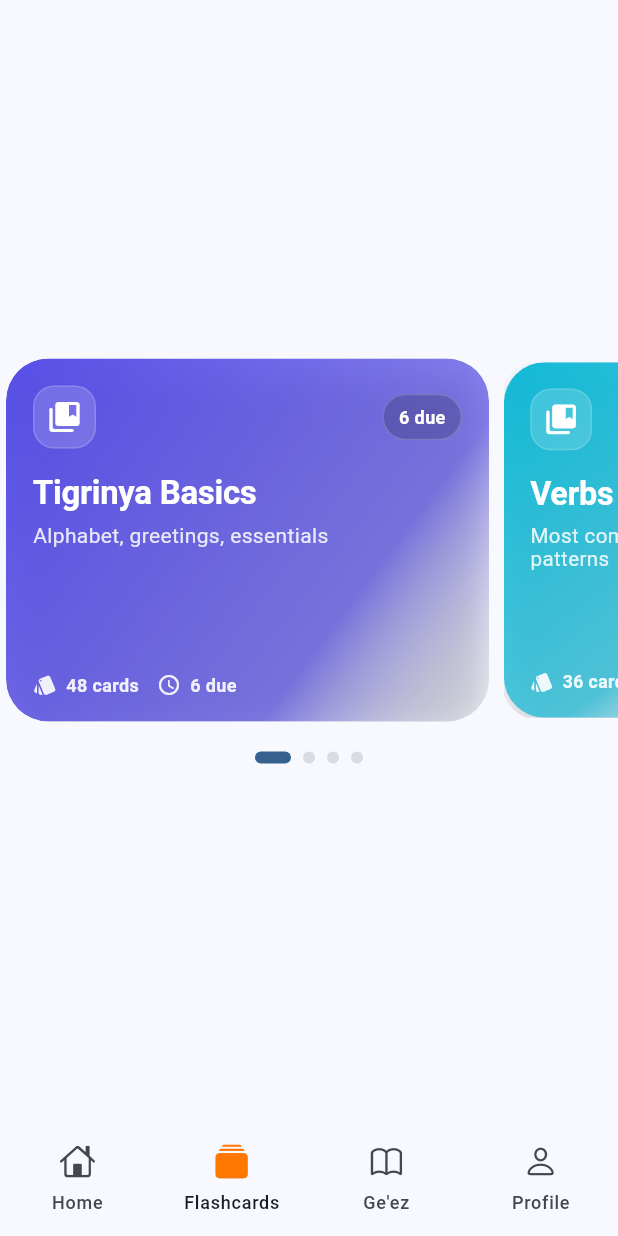
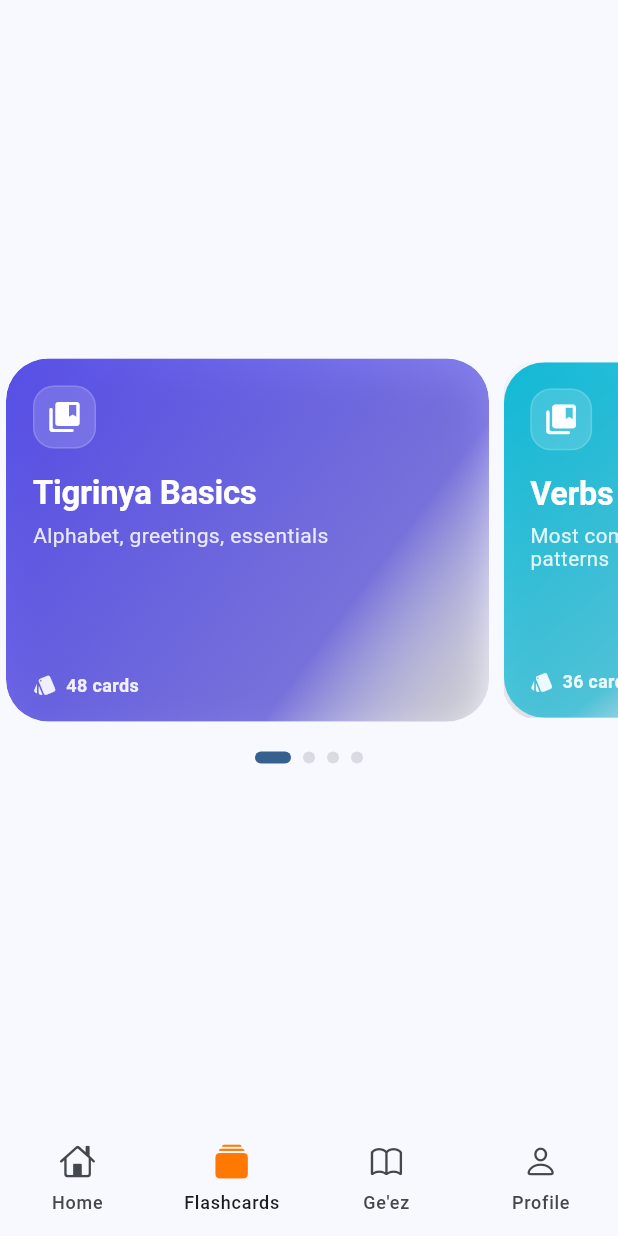
Before and after one commit to adonaitewolde/kemey_app, a Flutter app: the screen it shows after launch, item 2 of the bottom bar chosen, on a phone screen of 412 x 824 dp. Run offline on Flutter 3.47's test engine with Material 3 defaults, Android fonts, the phone set to English and light mode, and no system bars; our stand-ins replace flutter_dotenv, flutter_riverpod, supabase_flutter; accounts and stored records are empty.

```diff
--- a/lib/main.dart
+++ b/lib/main.dart
@@ -18,7 +18,7 @@ class MainApp extends StatelessWidget {
   Widget build(BuildContext context) {
     return MaterialApp(
       debugShowCheckedModeBanner: false,
-      title: 'Kemey App',
+      title: 'Kemey',
       theme: ThemeData(
         colorScheme: ColorScheme.fromSeed(seedColor: Colors.blue),
         useMaterial3: true,
--- a/lib/models/flashcard_set.dart
+++ b/lib/models/flashcard_set.dart
@@ -7,7 +7,6 @@ class FlashcardSet {
     required this.title,
     required this.description,
     required this.cardCount,
-    required this.dueCount,
     required this.accentColor,
   });
 
@@ -15,6 +14,5 @@ class FlashcardSet {
   final String title;
   final String description;
   final int cardCount;
-  final int dueCount;
   final Color accentColor;
 }
--- a/lib/providers/flashcard_sets_provider.dart
+++ b/lib/providers/flashcard_sets_provider.dart
@@ -10,7 +10,6 @@ final flashcardSetsProvider = Provider<List<FlashcardSet>>((ref) {
       title: 'Tigrinya Basics',
       description: 'Alphabet, greetings, essentials',
       cardCount: 48,
-      dueCount: 6,
       accentColor: Color(0xFF4F46E5), // Indigo
     ),
     FlashcardSet(
@@ -18,7 +17,6 @@ final flashcardSetsProvider = Provider<List<FlashcardSet>>((ref) {
       title: 'Verbs — Level 1',
       description: 'Most common verbs + patterns',
       cardCount: 36,
-      dueCount: 0,
       accentColor: Color(0xFF06B6D4), // Cyan
     ),
     FlashcardSet(
@@ -26,7 +24,6 @@ final flashcardSetsProvider = Provider<List<FlashcardSet>>((ref) {
       title: 'Food & Travel',
       description: 'Ordering, directions, places',
       cardCount: 28,
-      dueCount: 3,
       accentColor: Color(0xFF10B981), // Emerald
     ),
     FlashcardSet(
@@ -34,7 +31,6 @@ final flashcardSetsProvider = Provider<List<FlashcardSet>>((ref) {
       title: 'Geez Letters',
       description: 'Recognition + writing practice',
       cardCount: 72,
-      dueCount: 12,
       accentColor: Color(0xFFF97316), // Orange
     ),
   ];
--- a/lib/screens/geez_screen.dart
+++ b/lib/screens/geez_screen.dart
@@ -18,14 +18,9 @@ class GeezScreen extends StatelessWidget {
     return FutureBuilder<PostgrestList>(
       future: GeezService.getBaseLetters(),
       builder: (context, snapshot) {
-        if (snapshot.connectionState == ConnectionState.waiting) {
-          return const Center(child: CircularProgressIndicator());
-        }
-
         if (snapshot.hasError) {
           return Center(child: Text('Error: ${snapshot.error}'));
         }
-
         final data = snapshot.data ?? [];
 
         return CustomScrollView(
--- /dev/null
+++ b/lib/services/flashcard_service.dart
@@ -0,0 +1,33 @@
+ import "package:flutter/material.dart";
+
+
+ Widget buildPageIndicators(
+    BuildContext context,
+    int currentPage,
+    int itemCount,
+  ) {
+    if (itemCount <= 1) return const SizedBox.shrink();
+    return Row(
+      mainAxisAlignment: MainAxisAlignment.center,
+      children: List.generate(
+        itemCount,
+        (index) => buildIndicator(context, index == currentPage),
+      ),
+    );
+  }
+
+  Widget buildIndicator(BuildContext context, bool isActive) {
+    final colorScheme = Theme.of(context).colorScheme;
+    return AnimatedContainer(
+      duration: const Duration(milliseconds: 300),
+      margin: const EdgeInsets.symmetric(horizontal: 4),
+      height: 8,
+      width: isActive ? 24 : 8,
+      decoration: BoxDecoration(
+        color: isActive
+            ? colorScheme.primary
+            : colorScheme.outlineVariant.withValues(alpha: 0.6),
+        borderRadius: BorderRadius.circular(4),
+      ),
+    );
+  }
--- a/lib/widgets/flashcard_carousel.dart
+++ b/lib/widgets/flashcard_carousel.dart
@@ -4,6 +4,7 @@ import 'package:kemey_app/models/flashcard_set.dart';
 import 'package:kemey_app/providers/flashcard_carousel_provider.dart';
 import 'package:kemey_app/providers/flashcard_sets_provider.dart';
 import 'package:kemey_app/utils/haptics.dart';
+import 'package:kemey_app/services/flashcard_service.dart';
 
 class FlashCardCarousel extends ConsumerWidget {
   const FlashCardCarousel({super.key});
@@ -58,41 +59,13 @@ class FlashCardCarousel extends ConsumerWidget {
           ),
         ),
         const SizedBox(height: 16),
-        _buildPageIndicators(context, safeCurrentPage, itemCount),
+        buildPageIndicators(context, safeCurrentPage, itemCount),
       ],
     );
   }
 
-  Widget _buildPageIndicators(
-    BuildContext context,
-    int currentPage,
-    int itemCount,
-  ) {
-    if (itemCount <= 1) return const SizedBox.shrink();
-    return Row(
-      mainAxisAlignment: MainAxisAlignment.center,
-      children: List.generate(
-        itemCount,
-        (index) => _buildIndicator(context, index == currentPage),
-      ),
-    );
-  }
 
-  Widget _buildIndicator(BuildContext context, bool isActive) {
-    final colorScheme = Theme.of(context).colorScheme;
-    return AnimatedContainer(
-      duration: const Duration(milliseconds: 300),
-      margin: const EdgeInsets.symmetric(horizontal: 4),
-      height: 8,
-      width: isActive ? 24 : 8,
-      decoration: BoxDecoration(
-        color: isActive
-            ? colorScheme.primary
-            : colorScheme.outlineVariant.withValues(alpha: 0.6),
-        borderRadius: BorderRadius.circular(4),
-      ),
-    );
-  }
+
 }
 
 class FlashcardSetCard extends StatelessWidget {
@@ -116,7 +89,6 @@ class FlashcardSetCard extends StatelessWidget {
     final title = set.title;
     final description = set.description;
     final cardCount = set.cardCount;
-    final dueCount = set.dueCount;
 
     final bg = LinearGradient(
       begin: Alignment.topLeft,
@@ -175,7 +147,6 @@ class FlashcardSetCard extends StatelessWidget {
                             ),
                           ),
                           const Spacer(),
-                          _DueChip(dueCount: dueCount),
                         ],
                       ),
                       const SizedBox(height: 16),
@@ -209,10 +180,6 @@ class FlashcardSetCard extends StatelessWidget {
                             label: '$cardCount cards',
                           ),
                           const SizedBox(width: 12),
-                          _Stat(
-                            icon: Icons.schedule_rounded,
-                            label: dueCount == 0 ? 'All done' : '$dueCount due',
-                          ),
                         ],
                       ),
                     ],
@@ -227,36 +194,6 @@ class FlashcardSetCard extends StatelessWidget {
   }
 }
 
-class _DueChip extends StatelessWidget {
-  const _DueChip({required this.dueCount});
-
-  final int dueCount;
-
-  @override
-  Widget build(BuildContext context) {
-    final label = dueCount == 0 ? 'Ready' : '$dueCount due';
-    final bg = dueCount == 0
-        ? Colors.white.withValues(alpha: 0.18)
-        : Colors.black.withValues(alpha: 0.18);
-
-    return Container(
-      padding: const EdgeInsets.symmetric(horizontal: 10, vertical: 6),
-      decoration: BoxDecoration(
-        color: bg,
-        borderRadius: BorderRadius.circular(999),
-        border: Border.all(color: Colors.white.withValues(alpha: 0.18)),
-      ),
-      child: Text(
-        label,
-        style: const TextStyle(
-          color: Colors.white,
-          fontWeight: FontWeight.w600,
-          fontSize: 12,
-        ),
-      ),
-    );
-  }
-}
 
 class _Stat extends StatelessWidget {
   const _Stat({required this.icon, required this.label});
```
Also changed, not shown: 1 other file.
